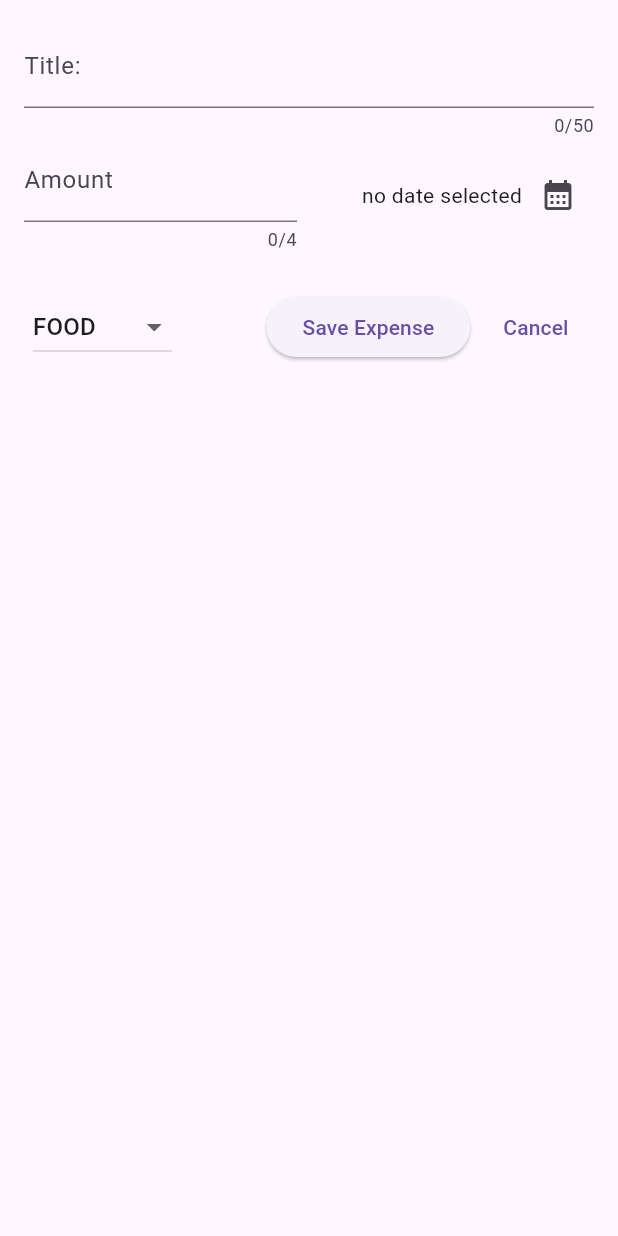
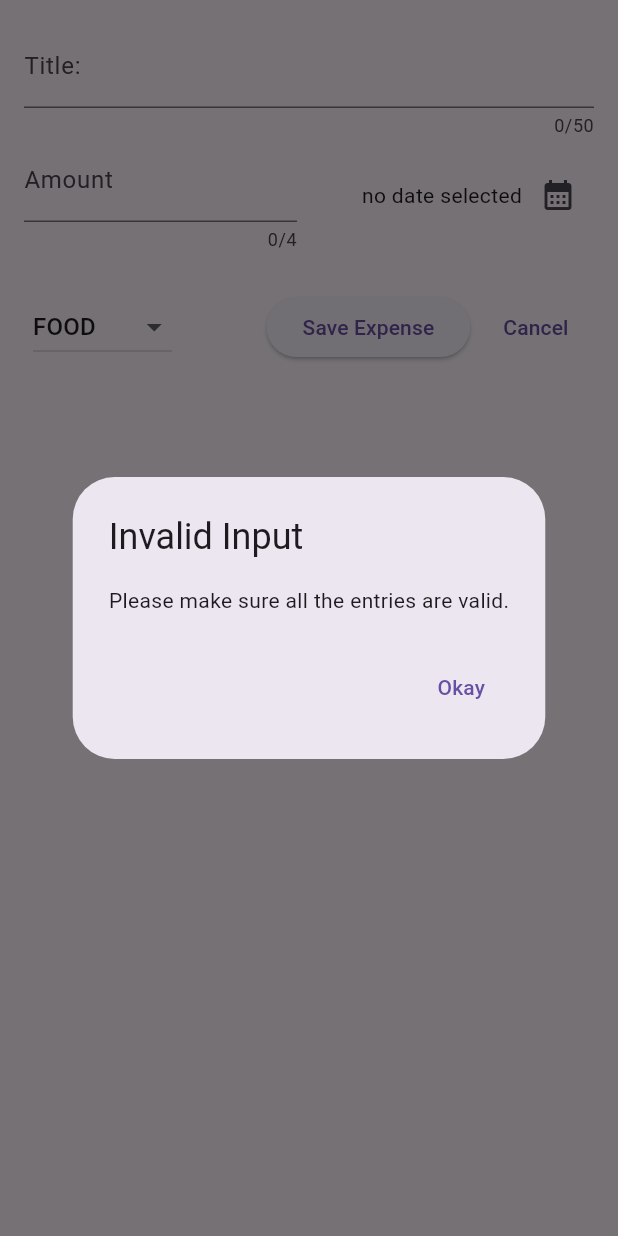
Before and after one commit to vivekyadav681/expenseTrackerApp, a Flutter app: the NewExpense widget shown alone on an empty page, opened directly, after a tap on "Save Expense", on a phone screen of 412 x 824 dp. Run offline on Flutter 3.47's test engine with Material 3 defaults, Android fonts, the phone set to English and light mode, and no system bars.

Commit message:
Adding a dialog pop-up to validate user input

```diff
--- a/lib/widgets/new_expense.dart
+++ b/lib/widgets/new_expense.dart
@@ -32,6 +32,31 @@ class _NewExpenseState extends State<NewExpense> {
     setState(() {
       _selectedDate = pickedDate;
     });
+  }
+
+  void _submitExpenseData() {
+    final enteredAmount = double.tryParse(_amountController.text);
+    final amountIsInvalid = enteredAmount == null || enteredAmount <= 0;
+    if (_textController.text.trim().isEmpty ||
+        amountIsInvalid ||
+        _selectedDate == null) {
+      showDialog(
+        context: context,
+        builder: (ctx) => AlertDialog(
+          title: Text('Invalid Input'),
+          content: Text('Please make sure all the entries are valid.'),
+          actions: [
+            TextButton(
+              onPressed: () {
+                Navigator.pop(ctx);
+              },
+              child: const Text('Okay'),
+            ),
+          ],
+        ),
+      );
+      return;
+    }
   }
 
   @override
@@ -118,10 +143,7 @@ class _NewExpenseState extends State<NewExpense> {
               Container(
                 margin: EdgeInsets.all(5),
                 child: ElevatedButton(
-                  onPressed: () {
-                    print(_textController.text);
-                    print(_amountController.text);
-                  },
+                  onPressed: _submitExpenseData,
                   child: Text("Save Expense"),
                 ),
               ),
```
